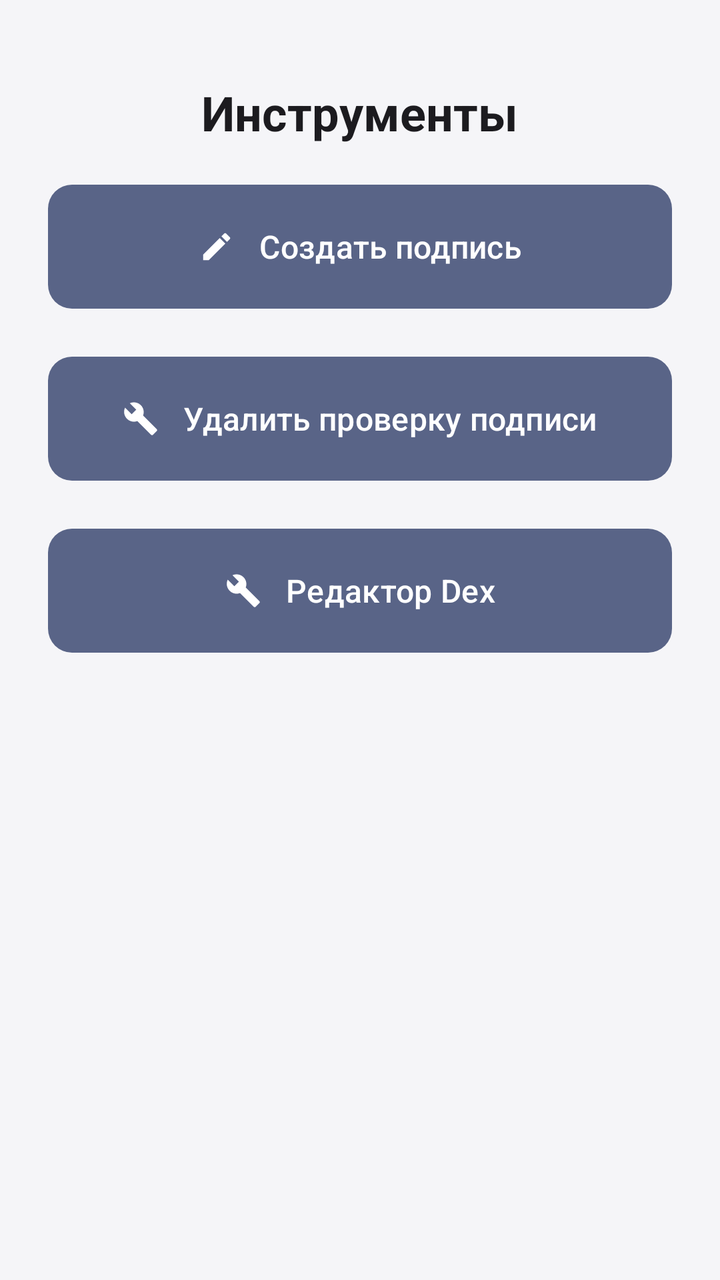
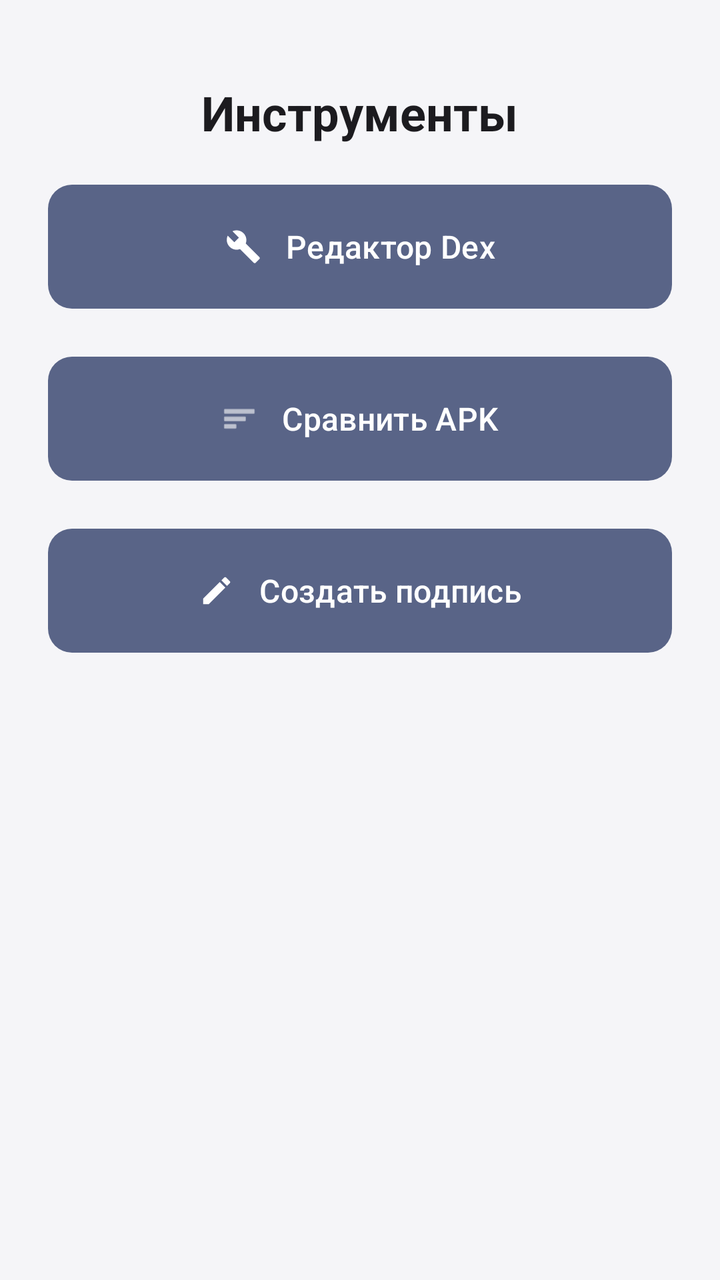

An Android layout rendered at two revisions. The XML below is the earlier revision; the diff shows what the commit changed to produce the second picture.
<!-- AndroidManifest.xml: activity theme Theme.LazyModification -->
<!-- res/layout/activity_tools.xml -->
<?xml version="1.0" encoding="utf-8"?>
<ScrollView xmlns:android="http://schemas.android.com/apk/res/android"
    xmlns:app="http://schemas.android.com/apk/res-auto"
    android:layout_width="match_parent"
    android:layout_height="match_parent"
    android:fillViewport="true">

    <LinearLayout
        android:layout_width="match_parent"
        android:layout_height="wrap_content"
        android:orientation="vertical"
        android:padding="24dp">

        <TextView
            android:id="@+id/tvTitle"
            android:layout_width="wrap_content"
            android:layout_height="wrap_content"
            android:layout_gravity="center_horizontal"
            android:layout_marginTop="16dp"
            android:text="@string/tools_title"
            android:textColor="?attr/colorOnSurface"
            android:textSize="24sp"
            android:textStyle="bold" />

        <com.google.android.material.button.MaterialButton
            android:id="@+id/btnCreateSignature"
            android:layout_width="match_parent"
            android:layout_height="70dp"
            android:layout_marginTop="16dp"
            android:padding="12dp"
            android:text="@string/tools_create_signature"
            android:textSize="16sp"
            app:icon="@drawable/ic_signature"
            app:iconGravity="textStart"
            app:iconPadding="12dp" />

        <com.google.android.material.button.MaterialButton
            android:id="@+id/btnRemoveSignatureCheck"
            android:layout_width="match_parent"
            android:layout_height="70dp"
            android:layout_marginTop="16dp"
            android:padding="12dp"
            android:text="@string/tools_kill_button"
            android:textSize="16sp"
            app:icon="@drawable/ic_tools"
            app:iconGravity="textStart"
            app:iconPadding="12dp" />

        <com.google.android.material.button.MaterialButton
            android:id="@+id/btnDexEditor"
            android:layout_width="match_parent"
            android:layout_height="70dp"
            android:layout_marginTop="16dp"
            android:padding="12dp"
            android:text="@string/tools_dex_editor"
            android:textSize="16sp"
            app:icon="@drawable/ic_tools"
            app:iconGravity="textStart"
            app:iconPadding="12dp" />

    </LinearLayout>
</ScrollView>
<!-- resources referenced by this layout -->
<resources>
  <!-- drawable ic_signature (drawable) -->
  <?xml version="1.0" encoding="utf-8"?>
  <vector xmlns:android="http://schemas.android.com/apk/res/android"
      android:width="24dp"
      android:height="24dp"
      android:viewportWidth="24"
      android:viewportHeight="24"
      android:tint="?attr/colorOnSurface">
      <path
          android:fillColor="@android:color/white"
          android:pathData="M3,17.25V21h3.75L17.81,9.94l-3.75,-3.75L3,17.25zM20.71,7.04c0.39,-0.39 0.39,-1.02 0,-1.41l-2.34,-2.34c-0.39,-0.39 -1.02,-0.39 -1.41,0l-1.83,1.83l3.75,3.75l1.83,-1.83z"/>
  </vector>
  <!-- drawable ic_tools (drawable) -->
  <?xml version="1.0" encoding="utf-8"?>
  <vector xmlns:android="http://schemas.android.com/apk/res/android"
      android:width="24dp"
      android:height="24dp"
      android:viewportWidth="24"
      android:viewportHeight="24">
      <path
          android:fillColor="#FF000000"
          android:pathData="M22.7,19l-9.1,-9.1c0.9,-2.3 0.4,-5 -1.5,-6.9 -2,-2 -5,-2.4 -7.4,-1.3L9,6 6,9 1.6,4.7C0.4,7.1 0.9,10.1 2.9,12.1c1.9,1.9 4.6,2.4 6.9,1.5l9.1,9.1c0.4,0.4 1,0.4 1.4,0l2.3,-2.3c0.5,-0.4 0.5,-1.1 0.1,-1.4z" />
  </vector>
  <string name="tools_create_signature">Создать подпись</string>
  <string name="tools_dex_editor">Редактор Dex</string>
  <string name="tools_kill_button">Удалить проверку подписи</string>
  <string name="tools_title">Инструменты</string>
  <style name="Theme.LazyModification" parent="Base.Theme.LazyModification" />
  <style name="Widget.LazyModification.Button" parent="Widget.Material3.Button">
          <item name="backgroundTint">#596487</item>
          <item name="android:textColor">#FFFFFF</item>
          <item name="iconTint">#FFFFFF</item>
          <item name="rippleColor">#33FFFFFF</item>
          <item name="cornerRadius">12dp</item>
      </style>
  <style name="Widget.LazyModification.Button.Outlined" parent="Widget.Material3.Button.OutlinedButton">
          <item name="strokeColor">#596487</item>
          <item name="android:textColor">#596487</item>
          <item name="iconTint">#596487</item>
          <item name="rippleColor">#1F596487</item>
          <item name="cornerRadius">12dp</item>
      </style>
  <!-- unchanged entries left out for length: 1 -->
</resources>

<!-- the commit's change to res/layout/activity_tools.xml (unified diff, before → after) -->
@@ -23,6 +23,30 @@
             android:textStyle="bold" />
 
         <com.google.android.material.button.MaterialButton
+            android:id="@+id/btnDexEditor"
+            android:layout_width="match_parent"
+            android:layout_height="70dp"
+            android:layout_marginTop="16dp"
+            android:padding="12dp"
+            android:text="@string/tools_dex_editor"
+            android:textSize="16sp"
+            app:icon="@drawable/ic_tools"
+            app:iconGravity="textStart"
+            app:iconPadding="12dp" />
+
+        <com.google.android.material.button.MaterialButton
+            android:id="@+id/btnCompare"
+            android:layout_width="match_parent"
+            android:layout_height="70dp"
+            android:layout_marginTop="16dp"
+            android:padding="12dp"
+            android:text="@string/compare_apk"
+            android:textSize="16sp"
+            app:icon="@android:drawable/ic_menu_sort_by_size"
+            app:iconGravity="textStart"
+            app:iconPadding="12dp" />
+
+        <com.google.android.material.button.MaterialButton
             android:id="@+id/btnCreateSignature"
             android:layout_width="match_parent"
             android:layout_height="70dp"
@@ -34,29 +58,5 @@
             app:iconGravity="textStart"
             app:iconPadding="12dp" />
 
-        <com.google.android.material.button.MaterialButton
-            android:id="@+id/btnRemoveSignatureCheck"
-            android:layout_width="match_parent"
-            android:layout_height="70dp"
-            android:layout_marginTop="16dp"
-            android:padding="12dp"
-            android:text="@string/tools_kill_button"
-            android:textSize="16sp"
-            app:icon="@drawable/ic_tools"
-            app:iconGravity="textStart"
-            app:iconPadding="12dp" />
-
-        <com.google.android.material.button.MaterialButton
-            android:id="@+id/btnDexEditor"
-            android:layout_width="match_parent"
-            android:layout_height="70dp"
-            android:layout_marginTop="16dp"
-            android:padding="12dp"
-            android:text="@string/tools_dex_editor"
-            android:textSize="16sp"
-            app:icon="@drawable/ic_tools"
-            app:iconGravity="textStart"
-            app:iconPadding="12dp" />
-
     </LinearLayout>
 </ScrollView>
<!-- resource entries referenced after the edit -->
@@ -23,9 +23,9 @@
           android:fillColor="#FF000000"
           android:pathData="M22.7,19l-9.1,-9.1c0.9,-2.3 0.4,-5 -1.5,-6.9 -2,-2 -5,-2.4 -7.4,-1.3L9,6 6,9 1.6,4.7C0.4,7.1 0.9,10.1 2.9,12.1c1.9,1.9 4.6,2.4 6.9,1.5l9.1,9.1c0.4,0.4 1,0.4 1.4,0l2.3,-2.3c0.5,-0.4 0.5,-1.1 0.1,-1.4z" />
   </vector>
+  <string name="compare_apk">Сравнить APK</string>
   <string name="tools_create_signature">Создать подпись</string>
   <string name="tools_dex_editor">Редактор Dex</string>
-  <string name="tools_kill_button">Удалить проверку подписи</string>
   <string name="tools_title">Инструменты</string>
   <style name="Theme.LazyModification" parent="Base.Theme.LazyModification" />
   <style name="Widget.LazyModification.Button" parent="Widget.Material3.Button">
